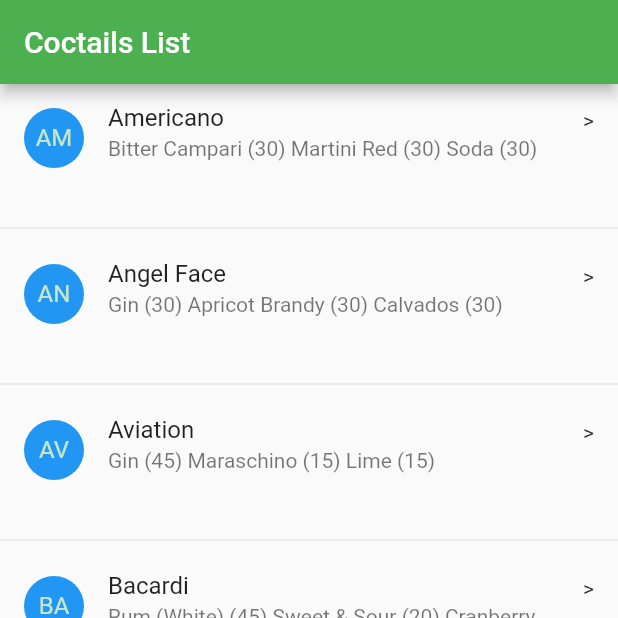
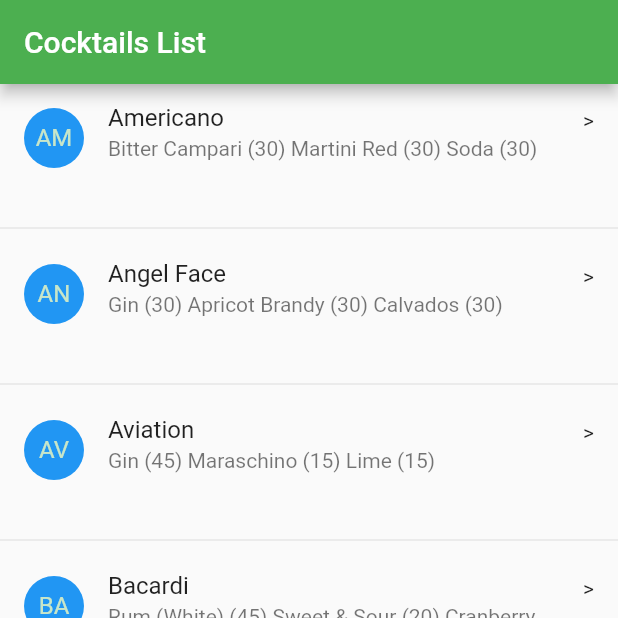
Before and after one commit to camiloaconcha/coctailer, a Flutter app: the screen it shows after launch, on a phone screen of 412 x 824 dp, the top half of it. Run offline on Flutter 3.47's test engine with Material 2 defaults, Android fonts, the phone set to English and light mode, and no system bars; generated files the repository leaves out were written again.

Commit message:
Updated serialization to automatic serialization

```diff
--- /dev/null
+++ b/coctailer_app/lib/Cocktail.dart
@@ -0,0 +1,14 @@
+import 'package:json_annotation/json_annotation.dart';
+
+part 'Cocktail.g.dart';
+
+@JsonSerializable()
+class Cocktail {
+  final String name;
+  final String preparation;
+
+  Cocktail(this.name, this.preparation);
+
+  factory Cocktail.fromJson(Map<String, dynamic> json) =>
+      _$CocktailFromJson(json);
+}
--- a/coctailer_app/lib/main.dart
+++ b/coctailer_app/lib/main.dart
@@ -1,46 +1,48 @@
 import 'dart:convert';
 
+import 'package:coctailerapp/Cocktail.dart';
 import 'package:flutter/material.dart';
 import 'package:flutter/services.dart';
 
 void main() {
-  runApp(CoctailerApp());
+  runApp(CocktailerApp());
 }
 
-class CoctailerApp extends StatelessWidget {
+class CocktailerApp extends StatelessWidget {
   @override
   Widget build(BuildContext context) {
     return MaterialApp(
-      title: 'Coctails List',
+      title: 'Cocktails List',
       theme: ThemeData(
           primarySwatch: Colors.green, accentColor: Colors.blueAccent),
-      home: CoctailList(title: 'Coctails List'),
+      home: CocktailList(title: 'Cocktails List'),
     );
   }
 }
 
-class CoctailList extends StatefulWidget {
+class CocktailList extends StatefulWidget {
   final String title;
 
-  CoctailList({this.title});
+  CocktailList({this.title});
 
   @override
-  State<StatefulWidget> createState() => _CoctailListState();
+  State<StatefulWidget> createState() => _CocktailListState();
 }
 
-class _CoctailListState extends State<CoctailList> {
-  var coctails = [];
+class _CocktailListState extends State<CocktailList> {
+  var cocktails = [];
 
-  Future loadCoctailsList() async {
-    var content = await rootBundle.loadString('data/coctail.json');
-    var collection = json.decode(content);
+  Future loadCocktailsList() async {
+    String content = await rootBundle.loadString('data/cocktail.json');
+    List collection = json.decode(content);
+    List<Cocktail> _cocktails = collection.map((json)=> Cocktail.fromJson(json)).toList();
     setState(() {
-      coctails = collection;
+      cocktails = _cocktails;
     });
   }
 
   void initState() {
-    loadCoctailsList();
+    loadCocktailsList();
     super.initState();
   }
 
@@ -51,19 +53,18 @@ class _CoctailListState extends State<CoctailList> {
       ),
       body: ListView.separated(
         separatorBuilder: (context, index) => Divider(),
-        itemCount: coctails.length,
+        itemCount: cocktails.length,
         itemBuilder: (BuildContext context, int index) {
-          var coctail = coctails[index];
+          Cocktail cocktail = cocktails[index];
           return ListTile(
             leading: CircleAvatar(
                 backgroundColor: Colors.blue,
-                child: Text(
-                    coctail['name'].toString().substring(0, 2).toUpperCase())),
-            title: Text(coctail['name']),
+                child: Text(cocktail.name.substring(0, 2).toUpperCase())),
+            title: Text(cocktail.name),
             trailing: Text('>'),
             isThreeLine: true,
             subtitle: Text(
-              coctail['preparation'],
+              cocktail.preparation,
               maxLines: 2,
               overflow: TextOverflow.ellipsis,
             ),
```
Also changed, not shown: coctailer_app/pubspec.yaml (+4 -6 lines), coctailer_app/data/cocktail.json (renamed from coctailer_app/data/coctail.json), coctailer_app/lib/Cocktail.g.dart (added), coctailer_app/pubspec.lock, 1 other file.
